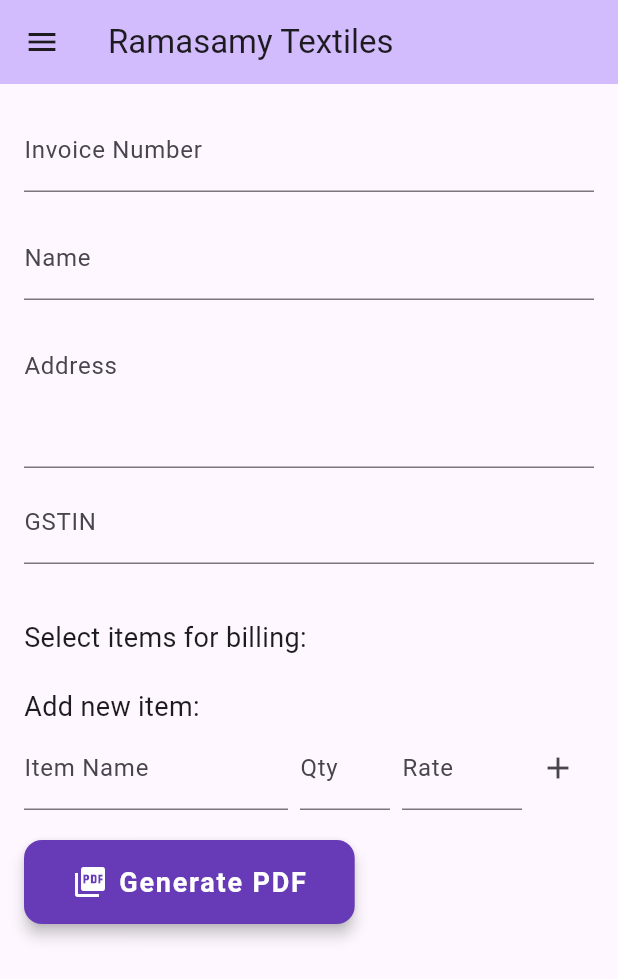
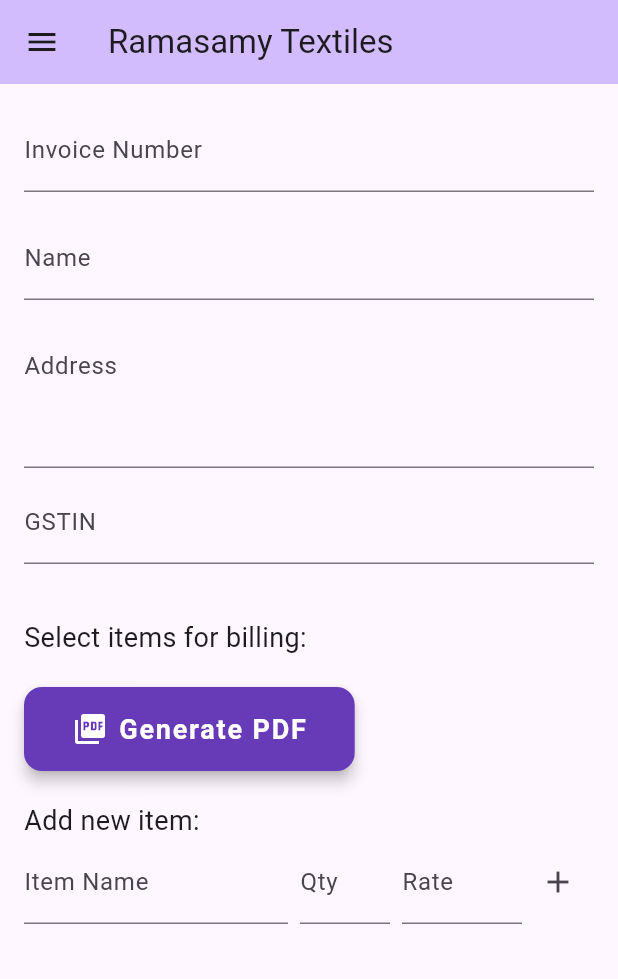
Before and after one commit to sudhameenashankar/billing, a Flutter app: the screen it shows after launch, on a phone screen of 412 x 824 dp. Shown: the top 979 px of the screen. Run offline on Flutter 3.47's test engine with Material 3 defaults, Android fonts, the phone set to English and light mode, and no system bars; our stand-ins replace font_awesome_flutter, pdf, printing, share_plus, shared_preferences; missing offline and left inert: number_to_words, syncfusion_flutter_pdfviewer.

Commit message:
moved generate pdf from bottom

```diff
--- a/lib/home_page.dart
+++ b/lib/home_page.dart
@@ -900,28 +900,11 @@
                   },
                 ),
                 const SizedBox(height: 20),
-                const Text('Add new item:', style: TextStyle(fontSize: 18)),
-                AddItemSection(
-                  nameController: _nameController,
-                  qtyController: _qtyController,
-                  rateController: _rateController,
-                  onAddItem: () {
-                    final name = _nameController.text;
-                    final qty = int.tryParse(_qtyController.text) ?? 0;
-                    final rate = double.tryParse(_rateController.text) ?? 0;
-                    if (name.isNotEmpty && qty > 0 && rate > 0) {
-                      _addNewItem(name, qty, rate);
-                      _nameController.clear();
-                      _qtyController.clear();
-                      _rateController.clear();
-                    }
-                  },
-                ),
-                const SizedBox(height: 20),
                 ElevatedButton.icon(
                   style: ElevatedButton.styleFrom(
                     backgroundColor: Colors.deepPurple,
                     foregroundColor: Colors.white,
+                    alignment: Alignment.center,
                     padding: const EdgeInsets.symmetric(
                       horizontal: 32,
                       vertical: 16,
@@ -999,6 +982,24 @@
                             }
                           },
                 ),
+                const SizedBox(height: 20),
+                const Text('Add new item:', style: TextStyle(fontSize: 18)),
+                AddItemSection(
+                  nameController: _nameController,
+                  qtyController: _qtyController,
+                  rateController: _rateController,
+                  onAddItem: () {
+                    final name = _nameController.text;
+                    final qty = int.tryParse(_qtyController.text) ?? 0;
+                    final rate = double.tryParse(_rateController.text) ?? 0;
+                    if (name.isNotEmpty && qty > 0 && rate > 0) {
+                      _addNewItem(name, qty, rate);
+                      _nameController.clear();
+                      _qtyController.clear();
+                      _rateController.clear();
+                    }
+                  },
+                ),
               ],
             ),
           ),
--- a/lib/widgets/add_item_section.dart
+++ b/lib/widgets/add_item_section.dart
@@ -1,3 +1,4 @@
+import 'package:billing/general_utility.dart';
 import 'package:flutter/material.dart';
 
 class AddItemSection extends StatelessWidget {
@@ -22,6 +23,8 @@
           child: TextFormField(
             controller: nameController,
             decoration: const InputDecoration(labelText: 'Item Name'),
+            textCapitalization: TextCapitalization.characters,
+            inputFormatters: [UpperCaseTextFormatter()],
           ),
         ),
         SizedBox(width: 8),
--- a/lib/widgets/share_whatsapp_button.dart
+++ b/lib/widgets/share_whatsapp_button.dart
@@ -1,5 +1,6 @@
 import 'dart:io';
 import 'package:flutter/material.dart';
+import 'package:font_awesome_flutter/font_awesome_flutter.dart';
 import '../pdf_service.dart';
 
 class ShareWhatsappButton extends StatelessWidget {
@@ -10,7 +11,7 @@
   Widget build(BuildContext context) {
     return FloatingActionButton.extended(
       heroTag: 'whatsapp',
-      icon: const Icon(Icons.share, color: Colors.white),
+      icon: const FaIcon(FontAwesomeIcons.whatsapp, color: Colors.white),
       label: const Text('WhatsApp'),
       backgroundColor: Colors.green,
       foregroundColor: Colors.white,
```
